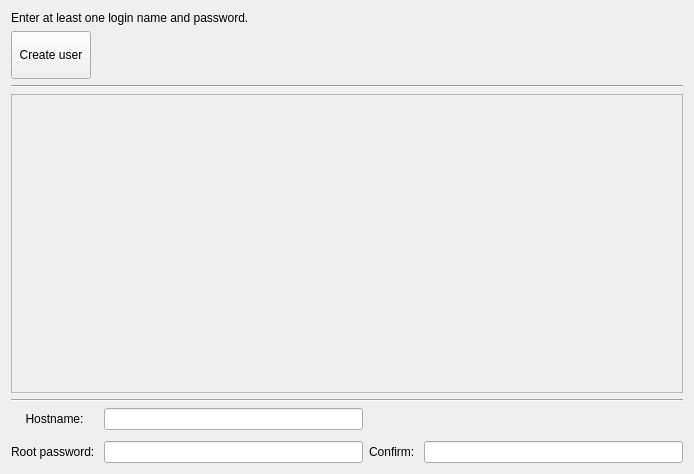
This is src/modules/users/usercreation.ui in calamares/calamares as Qt 5 draws it before an edit. The edited form follows.
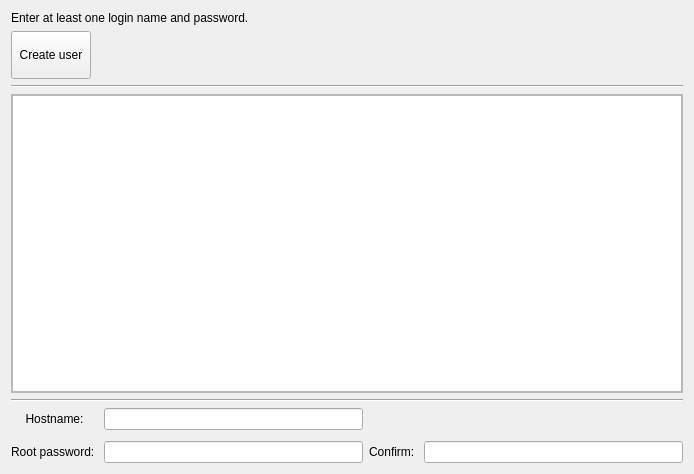
This is the edited form.

Commit message:
Display created users on the main Users page.
The page has a ListView that shows the login name of the users
created through the dialog.

The edit to the form file:
```diff
--- a/src/modules/users/usercreation.ui
+++ b/src/modules/users/usercreation.ui
@@ -61,7 +61,7 @@
      <property name="widgetResizable">
       <bool>true</bool>
      </property>
-     <widget class="QWidget" name="scrollAreaWidgetContents">
+     <widget class="QListView" name="usersListView">
       <property name="geometry">
        <rect>
         <x>0</x>
```
The commit also changes 2 other files.
